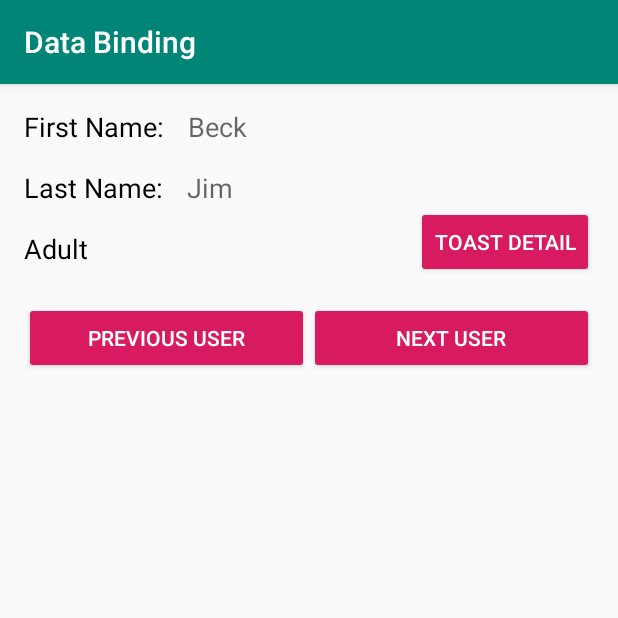
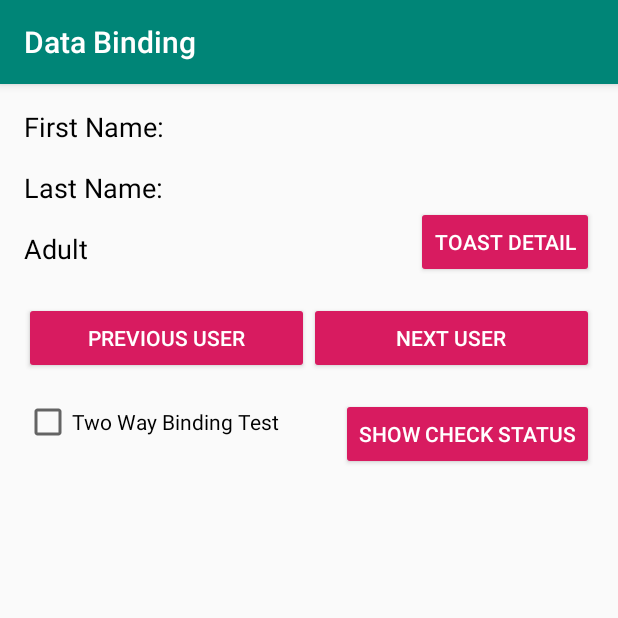
Before and after one commit to iMeePwni/Jetpack, an Android app: the DataBindingActivity screen opened directly, with no data from a screen before it, on a phone screen of 412 x 824 dp, the top half of it. Run offline under Robolectric (Android 15) with nearby library versions, the phone set to English and light mode, and no system bars; our stand-ins replace data binding.

Commit message:
add two way binding sample.

```diff
--- a/app/src/main/java/com/imeepwni/jetpack/function/data_binding/DataBindingActivity.kt
+++ b/app/src/main/java/com/imeepwni/jetpack/function/data_binding/DataBindingActivity.kt
@@ -22,6 +22,7 @@ class DataBindingActivity : BaseActivity() {
         with(binding) {
             users = randomUsers
             user = randomUsers.first()
+            twoWayCheckStatus = false
             handlers = object : MyHandler {
 
                 private fun currentUserIndex() = user?.let { randomUsers.indexOf(it) } ?: 0
@@ -37,6 +38,10 @@ class DataBindingActivity : BaseActivity() {
                 override fun onToastUserDetailClick() {
                     toast(user.toString())
                 }
+
+                override fun onShowCheckStatusClick() {
+                    toast(twoWayCheckStatus.toString())
+                }
             }
         }
     }
--- a/app/src/main/java/com/imeepwni/jetpack/function/data_binding/MyHandler.kt
+++ b/app/src/main/java/com/imeepwni/jetpack/function/data_binding/MyHandler.kt
@@ -11,4 +11,6 @@ interface MyHandler {
     fun onNextUserClick()
 
     fun onPreviousUserClick()
+
+    fun onShowCheckStatusClick()
 }
--- a/app/src/main/res/layout/activity_data_binding.xml
+++ b/app/src/main/res/layout/activity_data_binding.xml
@@ -18,6 +18,10 @@
         <variable
             name="users"
             type="List&lt;User>" />
+
+        <variable
+            name="twoWayCheckStatus"
+            type="Boolean" />
 
         <variable
             name="handlers"
@@ -126,5 +130,29 @@
             app:layout_constraintStart_toStartOf="parent"
             app:layout_constraintTop_toTopOf="@+id/btn_next_user" />
 
+        <CheckBox
+            android:id="@+id/cb_two_way_binding_test"
+            android:layout_width="wrap_content"
+            android:layout_height="wrap_content"
+            android:layout_marginStart="16dp"
+            android:layout_marginTop="16dp"
+            android:checked="@={twoWayCheckStatus}"
+            android:text="@string/two_way_binding_test"
+            app:layout_constraintStart_toStartOf="parent"
+            app:layout_constraintTop_toBottomOf="@+id/btn_previous_user"
+            tools:checked="true" />
+
+        <Button
+            android:id="@+id/btn_show_two_way_check_status"
+            style="@style/Widget.AppCompat.Button.Colored"
+            android:layout_width="wrap_content"
+            android:layout_height="wrap_content"
+            android:layout_marginTop="16dp"
+            android:layout_marginEnd="16dp"
+            android:onClick="@{() -> handlers.onShowCheckStatusClick()}"
+            android:text="@string/show_check_status"
+            app:layout_constraintEnd_toEndOf="parent"
+            app:layout_constraintTop_toBottomOf="@+id/btn_next_user" />
+
     </androidx.constraintlayout.widget.ConstraintLayout>
 </layout>
--- a/app/src/main/res/values/strings.xml
+++ b/app/src/main/res/values/strings.xml
@@ -16,6 +16,8 @@
     <string name="adult">Adult</string>
     <string name="next_user">Next User</string>
     <string name="previous_user">Previous User</string>
+    <string name="two_way_binding_test">Two Way Binding Test</string>
+    <string name="show_check_status">Show Check Status</string>
 
     <string-array name="random_name">
         <item>Joe</item>
```
